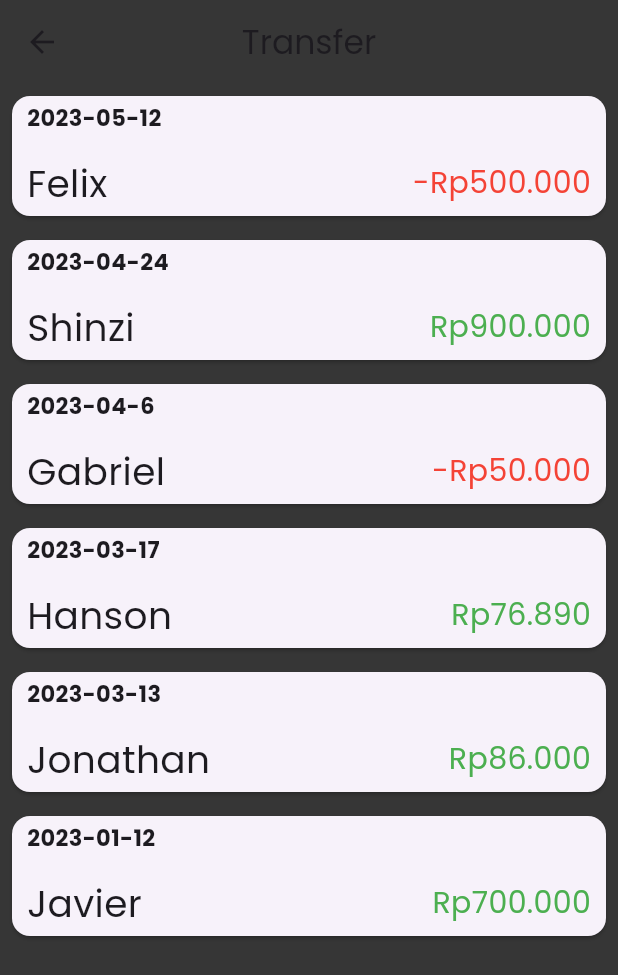
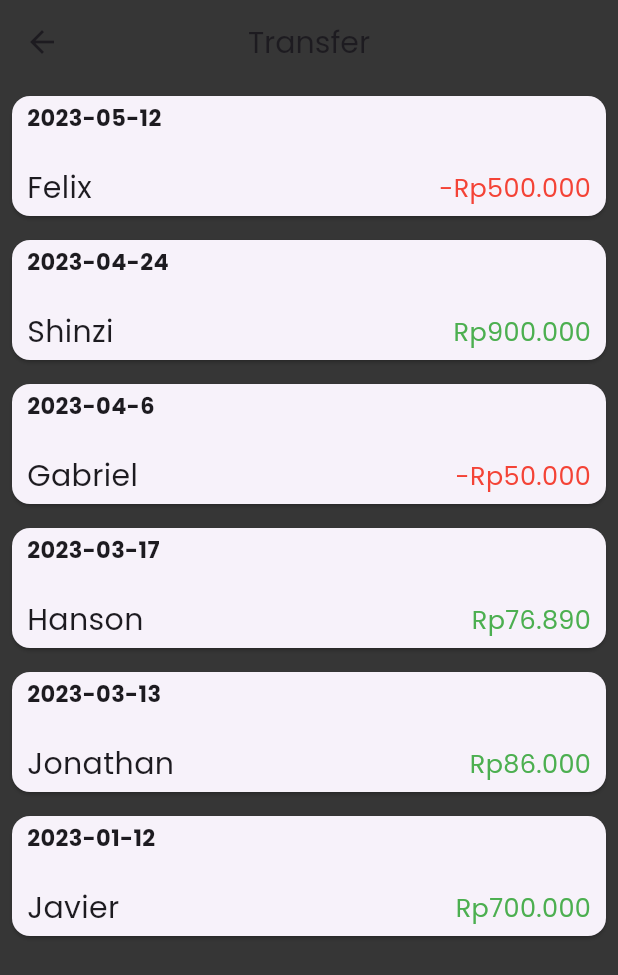
Before and after one commit to felixfrdd/abank_project, a Flutter app: the TransferHistoryPage screen opened directly, on a phone screen of 412 x 824 dp. Shown: the top 975 px of the screen. Run offline on Flutter 3.47's test engine with Material 3 defaults, Android fonts, the phone set to English and light mode, and no system bars; our stand-ins replace carousel_slider, cloud_firestore, email_validator, firebase_auth, firebase_core, qr_flutter; missing offline and left inert: qr_code_scanner; accounts and stored records are empty.

Commit message:
change font

```diff
--- a/lib/pages/transfer_history/transfer_history.dart
+++ b/lib/pages/transfer_history/transfer_history.dart
@@ -16,7 +16,10 @@ class TransferHistoryPage extends StatelessWidget {
     return Scaffold(
       appBar: AppBar(
         centerTitle: true,
-        title: const Text("Transfer"),
+        title: const Text(
+          "Transfer",
+          style: TextStyle(fontSize: 20),
+        ),
         backgroundColor: const Color(0xFF363636),
       ),
       body: ListView.builder(
@@ -47,7 +50,7 @@ class TransferHistoryPage extends StatelessWidget {
                           children: [
                             Text(
                               stocksList[index].history_name,
-                              style: const TextStyle(fontSize: 25),
+                              style: const TextStyle(fontSize: 20),
                             ),
                             Row(
                               children: [
@@ -57,7 +60,7 @@ class TransferHistoryPage extends StatelessWidget {
                                   style: TextStyle(
                                     color: getCurrencyColor(
                                         stocksList[index].history_currency),
-                                    fontSize: 20,
+                                    fontSize: 17,
                                   ),
                                 ),
                               ],
```
